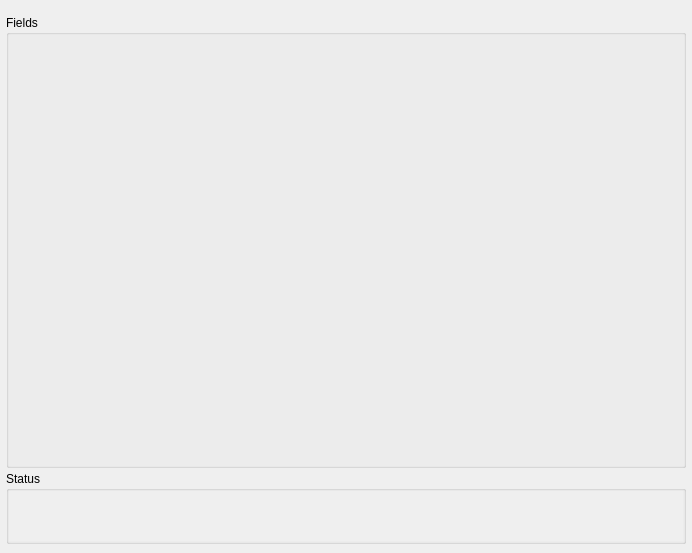
This is designer/addcards.ui in ankitects/anki as Qt 5 draws it before an edit. The edited form follows.
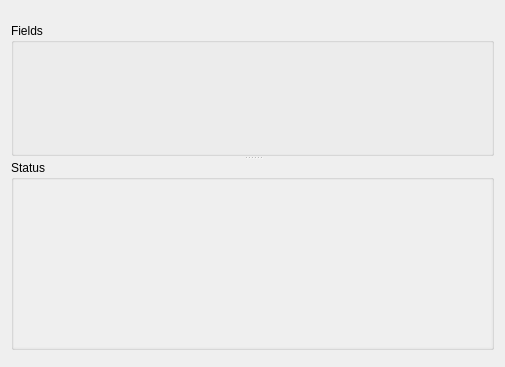
This is the edited form.

Commit message: add splitter in add cards dialog

```diff
--- a/designer/addcards.ui
+++ b/designer/addcards.ui
@@ -5,28 +5,14 @@
    <rect>
     <x>0</x>
     <y>0</y>
-    <width>692</width>
-    <height>553</height>
+    <width>505</width>
+    <height>367</height>
    </rect>
   </property>
   <property name="windowTitle" >
    <string>Anki - Add Items</string>
   </property>
-  <layout class="QHBoxLayout" >
-   <property name="spacing" >
-    <number>3</number>
-   </property>
-   <property name="margin" >
-    <number>0</number>
-   </property>
-   <item>
-    <layout class="QVBoxLayout" >
-     <property name="spacing" >
-      <number>3</number>
-     </property>
-     <property name="margin" >
-      <number>6</number>
-     </property>
+  <layout class="QVBoxLayout" name="verticalLayout" >
      <item>
       <layout class="QGridLayout" >
        <property name="margin" >
@@ -41,20 +27,28 @@
       </layout>
      </item>
      <item>
+    <widget class="QSplitter" name="splitter" >
+     <property name="orientation" >
+      <enum>Qt::Vertical</enum>
+     </property>
       <widget class="QGroupBox" name="fieldsArea" >
        <property name="sizePolicy" >
         <sizepolicy vsizetype="Expanding" hsizetype="Preferred" >
          <horstretch>0</horstretch>
-         <verstretch>0</verstretch>
+        <verstretch>5</verstretch>
         </sizepolicy>
        </property>
        <property name="title" >
         <string>Fields</string>
        </property>
       </widget>
-     </item>
-     <item>
       <widget class="QGroupBox" name="statusGroup" >
+      <property name="sizePolicy" >
+       <sizepolicy vsizetype="Preferred" hsizetype="Preferred" >
+        <horstretch>0</horstretch>
+        <verstretch>1</verstretch>
+       </sizepolicy>
+      </property>
        <property name="title" >
         <string>Status</string>
        </property>
@@ -71,17 +65,11 @@
            <bool>false</bool>
           </property>
           <property name="sizePolicy" >
-           <sizepolicy vsizetype="Preferred" hsizetype="Expanding" >
+          <sizepolicy vsizetype="Expanding" hsizetype="Expanding" >
             <horstretch>0</horstretch>
             <verstretch>0</verstretch>
            </sizepolicy>
           </property>
-          <property name="maximumSize" >
-           <size>
-            <width>16777215</width>
-            <height>50</height>
-           </size>
-          </property>
           <property name="frameShape" >
            <enum>QFrame::NoFrame</enum>
           </property>
@@ -95,6 +83,7 @@
         </item>
        </layout>
       </widget>
+    </widget>
      </item>
      <item>
       <widget class="QDialogButtonBox" name="buttonBox" >
@@ -105,8 +94,6 @@
         <set>QDialogButtonBox::NoButton</set>
        </property>
       </widget>
-     </item>
-    </layout>
    </item>
   </layout>
  </widget>
```
Lines whose indentation alone changed are shown as unchanged.
